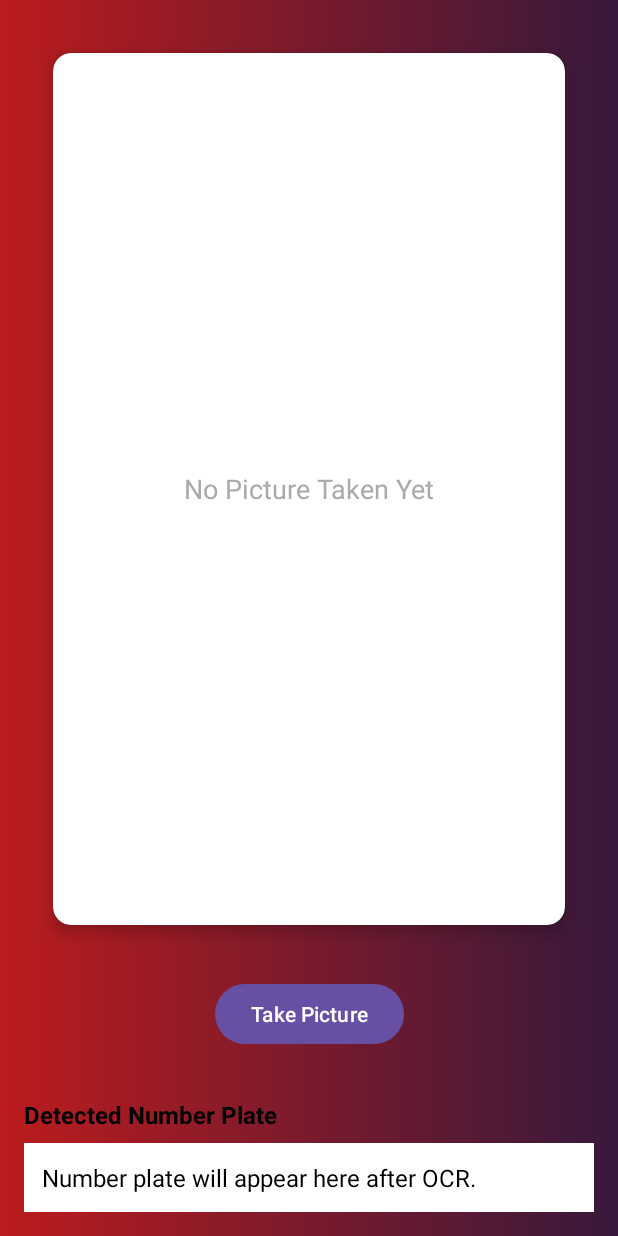
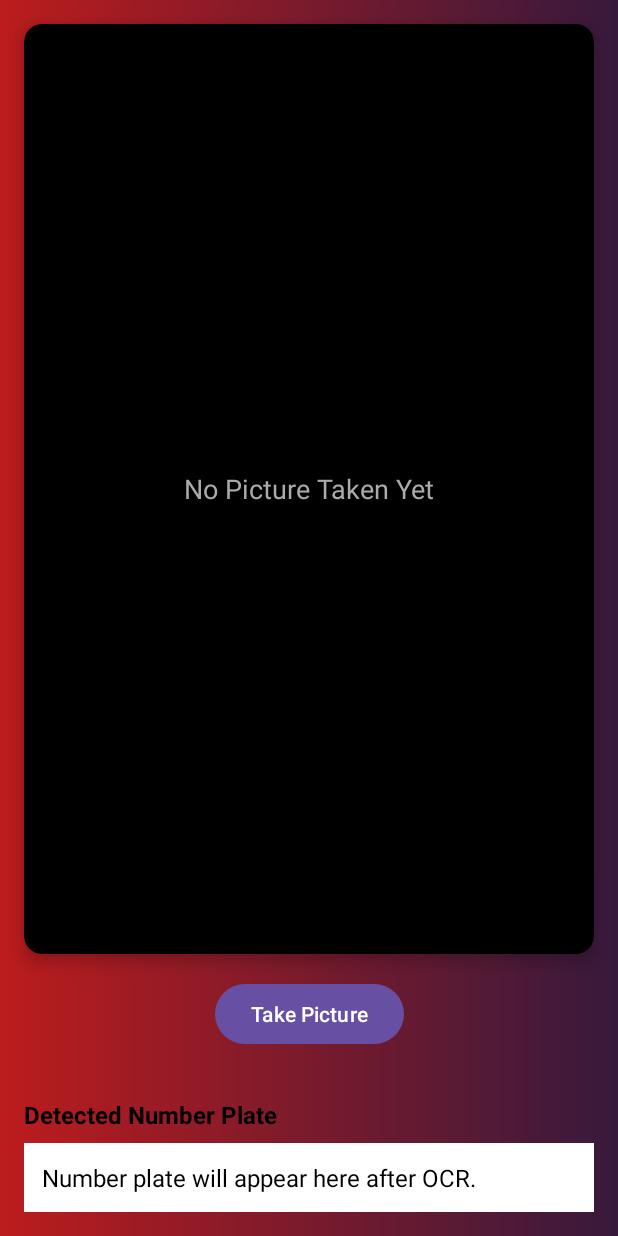
Before and after one commit to LucasLupin/CarAppH4, an Android app: the CameraActivity screen opened directly, with no data from a screen before it, on a phone screen of 412 x 824 dp. Run offline under Robolectric (Android 15) with nearby library versions, the phone set to English and light mode, and no system bars.

Commit message:
Now the View Works when Photo is Taken

```diff
--- a/app/src/main/res/layout/activity_camera.xml
+++ b/app/src/main/res/layout/activity_camera.xml
@@ -13,8 +13,8 @@
     <androidx.cardview.widget.CardView
         android:layout_width="0dp"
     android:layout_height="0dp"
-        android:layout_margin="35dp"
-        app:cardBackgroundColor="@color/white"
+    android:layout_margin="16dp"
+    app:cardBackgroundColor="@android:color/black"
     app:cardCornerRadius="12dp"
     app:cardElevation="6dp"
     app:layout_constraintTop_toTopOf="parent"
@@ -39,8 +39,9 @@
         android:layout_width="match_parent"
         android:layout_height="match_parent"
         android:contentDescription="Captured Image"
-            android:scaleType="centerInside"
-            android:visibility="gone" />
+        android:scaleType="centerCrop"
+        android:visibility="gone"
+        android:background="@android:color/black" />
 </androidx.cardview.widget.CardView>
 
     <!-- Take Picture Button -->
```
Lines whose indentation alone changed are shown as unchanged.
